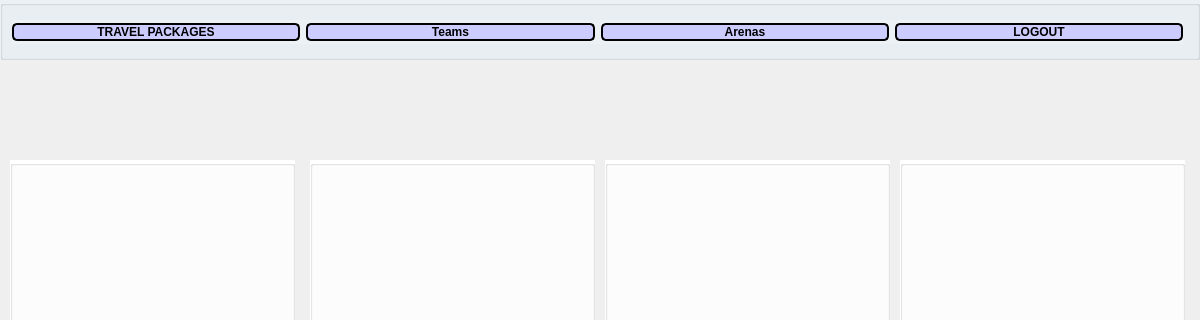
First picture: the form in CS1D-Basketball-master/Basketball/user.ui, repository moetaei/CS1D-Basketball, before the edit; both pictures show x 0 to 1200 and y 0 to 320 of the 1200 by 700 pixel window.
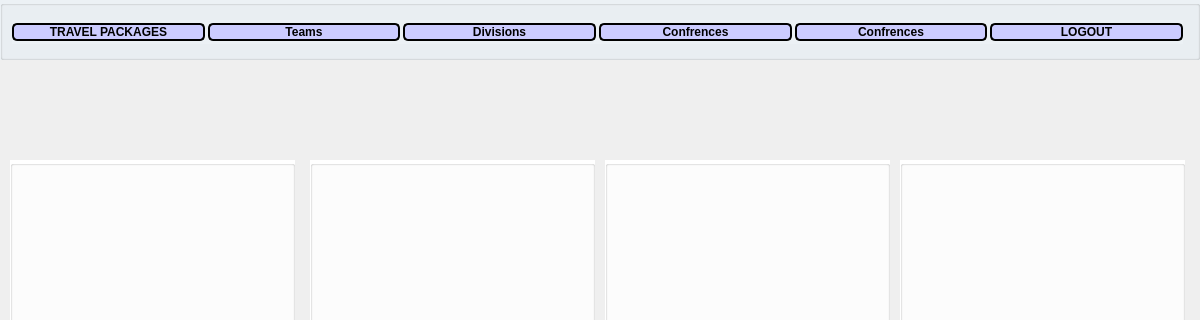
Second picture: the form after the edit.

```diff
--- a/CS1D-Basketball-master/Basketball/user.ui
+++ b/CS1D-Basketball-master/Basketball/user.ui
@@ -142,7 +142,10 @@
       <height>24</height>
      </rect>
     </property>
-    <layout class="QHBoxLayout" name="horizontalLayout">
+    <layout class="QHBoxLayout" name="horizontalLayout" stretch="0,0,0,0,0,0">
+     <property name="spacing">
+      <number>3</number>
+     </property>
      <item>
       <widget class="QPushButton" name="travelPackButton">
        <property name="font">
@@ -191,6 +194,60 @@
        </property>
       </widget>
      </item>
+     <item>
+      <widget class="QPushButton" name="arenaButton_2">
+       <property name="maximumSize">
+        <size>
+         <width>16777215</width>
+         <height>16777215</height>
+        </size>
+       </property>
+       <property name="font">
+        <font>
+         <pointsize>9</pointsize>
+         <weight>75</weight>
+         <bold>true</bold>
+        </font>
+       </property>
+       <property name="styleSheet">
+        <string notr="true">background-color:#ccccff;
+border-style: solid;
+border-color: black;
+border-width: 2px;
+border-radius: 5px;</string>
+       </property>
+       <property name="text">
+        <string>Divisions</string>
+       </property>
+      </widget>
+     </item>
+     <item>
+      <widget class="QPushButton" name="arenaButton_3">
+       <property name="maximumSize">
+        <size>
+         <width>16777215</width>
+         <height>16777215</height>
+        </size>
+       </property>
+       <property name="font">
+        <font>
+         <pointsize>9</pointsize>
+         <weight>75</weight>
+         <bold>true</bold>
+        </font>
+       </property>
+       <property name="styleSheet">
+        <string notr="true">background-color:#ccccff;
+border-style: solid;
+border-color: black;
+border-width: 2px;
+border-radius: 5px;</string>
+       </property>
+       <property name="text">
+        <string>Confrences</string>
+       </property>
+      </widget>
+     </item>
      <item>
       <widget class="QPushButton" name="arenaButton">
        <property name="maximumSize">
@@ -214,7 +271,7 @@
 border-radius: 5px;</string>
        </property>
        <property name="text">
-        <string>Arenas</string>
+        <string>Confrences</string>
        </property>
       </widget>
      </item>
```
